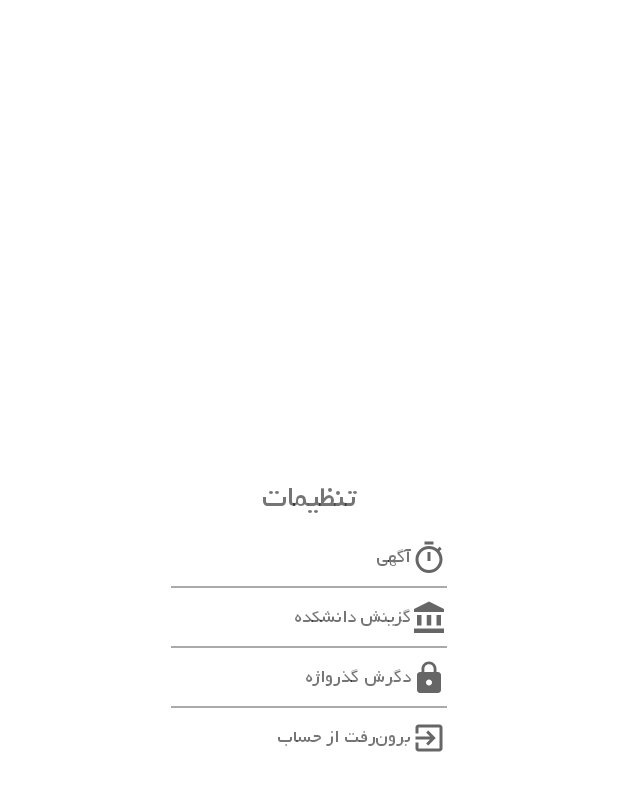
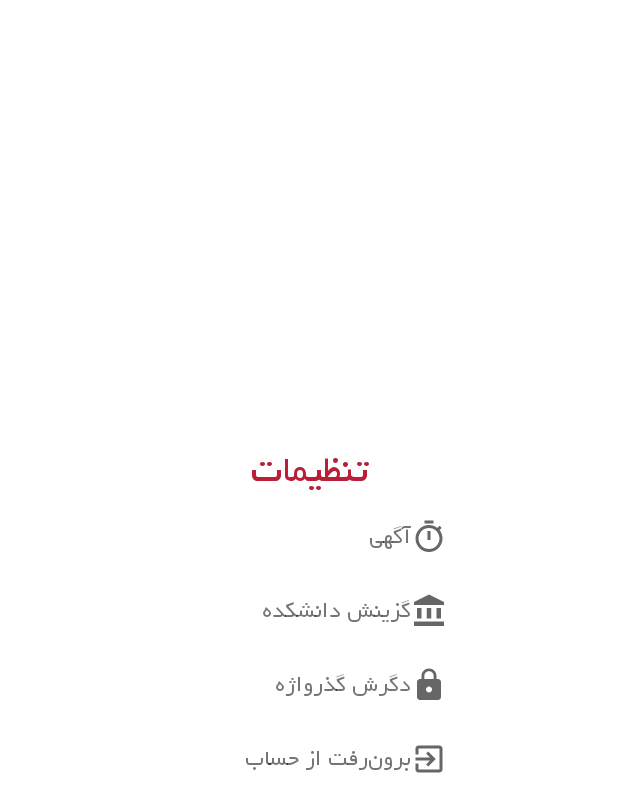
Before and after one commit to AryanAhadinia/termix-android, an Android app: the layout settings_dialog.xml on its own in the app's theme, with its tools: preview values and no code run, on a phone screen of 412 x 824 dp. Shown: the top 812 px of the screen. Run offline under Robolectric (Android 15) with nearby library versions, the phone set to English and light mode, and no system bars.

Commit message:
Fix Settings

```diff
--- a/app/src/main/res/layout/settings_dialog.xml
+++ b/app/src/main/res/layout/settings_dialog.xml
@@ -14,13 +14,16 @@
         android:fontFamily="@font/yekan"
         android:gravity="center"
         android:text="@string/settings"
-        android:textSize="24sp"
+        android:textColor="@color/dark_red"
+        android:textSize="30sp"
         app:layout_constraintTop_toTopOf="parent" />
 
     <TextView
         android:id="@+id/notification_time"
         android:layout_width="match_parent"
-        android:layout_height="40dp"
+        android:layout_height="wrap_content"
+        android:paddingVertical="12dp"
+        android:textSize="18sp"
         android:layout_gravity="end"
         android:background="@drawable/background_popup_textview"
         android:clickable="true"
@@ -32,17 +35,12 @@
         app:layout_constraintStart_toStartOf="parent"
         app:layout_constraintTop_toBottomOf="@id/setting_title" />
 
-    <View
-        android:id="@+id/view5"
-        android:layout_width="match_parent"
-        android:layout_height="1dp"
-        android:background="@android:color/darker_gray"
-        app:layout_constraintBottom_toBottomOf="@+id/notification_time" />
-
     <TextView
         android:id="@+id/department"
         android:layout_width="match_parent"
-        android:layout_height="40dp"
+        android:layout_height="wrap_content"
+        android:paddingVertical="12dp"
+        android:textSize="18sp"
         android:layout_gravity="end"
         android:background="@drawable/background_popup_textview"
         android:clickable="true"
@@ -54,17 +52,12 @@
         app:layout_constraintStart_toStartOf="parent"
         app:layout_constraintTop_toBottomOf="@+id/notification_time" />
 
-    <View
-        android:id="@+id/view2"
-        android:layout_width="match_parent"
-        android:layout_height="1dp"
-        android:background="@android:color/darker_gray"
-        app:layout_constraintBottom_toBottomOf="@+id/department" />
-
     <TextView
         android:id="@+id/change_password"
         android:layout_width="match_parent"
-        android:layout_height="40dp"
+        android:layout_height="wrap_content"
+        android:paddingVertical="12dp"
+        android:textSize="18sp"
         android:layout_gravity="end"
         android:background="@drawable/background_popup_textview"
         android:clickable="true"
@@ -76,16 +69,12 @@
         app:layout_constraintStart_toStartOf="parent"
         app:layout_constraintTop_toBottomOf="@+id/department" />
 
-    <View
-        android:layout_width="match_parent"
-        android:layout_height="1dp"
-        android:background="@android:color/darker_gray"
-        app:layout_constraintBottom_toBottomOf="@+id/change_password" />
-
     <TextView
         android:id="@+id/logout"
         android:layout_width="match_parent"
-        android:layout_height="40dp"
+        android:layout_height="wrap_content"
+        android:paddingVertical="12dp"
+        android:textSize="18sp"
         android:layout_gravity="end"
         android:background="@drawable/background_popup_textview"
         android:clickable="true"
```
